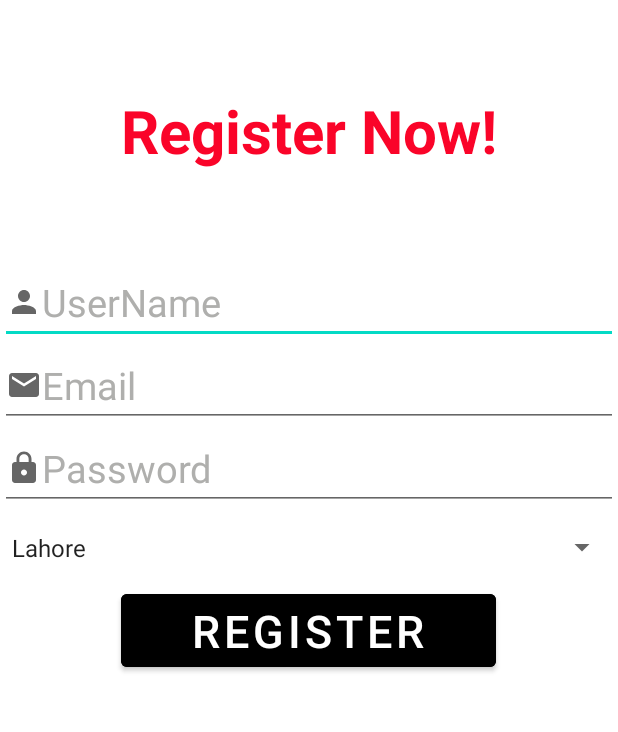
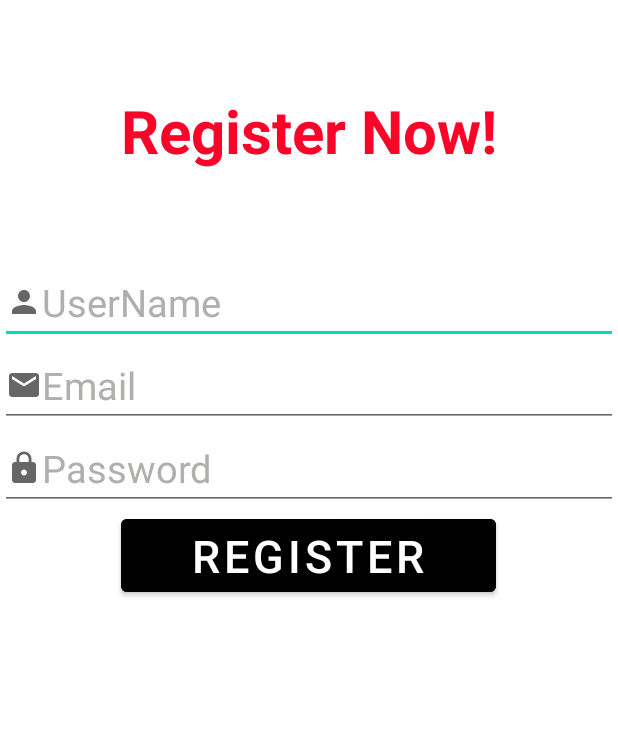
Before and after one commit to Afaq5006/Foode, an Android app: the register_now screen opened directly, with no data from a screen before it, after a tap on "REGISTER", on a phone screen of 412 x 824 dp, the part 436-1168 px from its top. Run offline under Robolectric (Android 15) with nearby library versions, the phone set to English and light mode, and no system bars.

Commit message:
updated code

```diff
--- a/app/src/main/java/com/example/foode/DBHelper.java
+++ b/app/src/main/java/com/example/foode/DBHelper.java
@@ -8,29 +8,29 @@ import android.database.sqlite.SQLiteOpenHelper;
 import androidx.annotation.Nullable;
 
 public class DBHelper extends SQLiteOpenHelper {
+
     public DBHelper(@Nullable Context context) {
         super(context, "Foode.db", null, 1);
     }
 
     @Override
     public void onCreate(SQLiteDatabase DB) {
-        DB.execSQL("Create Table UserDetails(username TEXT, email TEXT primary key, password TEXT, city TEXT)");
+        DB.execSQL("Create Table Userdata (username TEXT, email TEXT primary key, password TEXT)");
 
     }
 
     @Override
     public void onUpgrade(SQLiteDatabase DB, int i, int i1) {
-        DB.execSQL("Drop table if exists UserDetails");
+        DB.execSQL("Drop table if exists Userdata");
 
     }
-    public boolean insert(String name, String email, String password, String city){
+    public boolean insert(String name, String email, String password){
         SQLiteDatabase DB = this.getWritableDatabase();
         ContentValues contentValues = new ContentValues();
         contentValues.put("username", name);
         contentValues.put("email", email);
         contentValues.put("password", password);
-        contentValues.put("city", city);
-        long result = DB.insert("UserDetails", null, contentValues);
+        long result = DB.insert("Userdata", null, contentValues);
         if (result == -1){
             return false;
         }else{
--- a/app/src/main/java/com/example/foode/register_now.java
+++ b/app/src/main/java/com/example/foode/register_now.java
@@ -15,18 +15,15 @@ import android.widget.Toast;
 public class register_now extends AppCompatActivity implements AdapterView.OnItemSelectedListener {
     EditText username, email, password;
     Button register;
-    Spinner city;
     DBHelper DB;
 
     @Override
     protected void onCreate(Bundle savedInstanceState) {
         super.onCreate(savedInstanceState);
         setContentView(R.layout.activity_register_now);
-        Spinner spinner = findViewById(R.id.spinner1);
         username = findViewById(R.id.ET_name);
         email = findViewById(R.id.ET_email);
         password = findViewById(R.id.ET_password);
-        city = findViewById(R.id.spinner1);
         register = findViewById(R.id.btn_register);
         DB = new DBHelper(this);
         register.setOnClickListener(new View.OnClickListener() {
@@ -35,22 +32,14 @@ public class register_now extends AppCompatActivity implements AdapterView.OnIte
                 String nameTXT = username.getText().toString();
                 String emailTXT = email.getText().toString();
                 String passwordTXT = password.getText().toString();
-                String cityTXT = city.getOnItemSelectedListener().toString();
 
-                boolean checkData = DB.insert(nameTXT, emailTXT, passwordTXT, cityTXT);
+                boolean checkData= DB.insert(nameTXT, emailTXT, passwordTXT);
                 if (checkData == true)
                     Toast.makeText(register_now.this, "User Added", Toast.LENGTH_SHORT).show();
                 else
                     Toast.makeText(register_now.this, "Error this inserted", Toast.LENGTH_SHORT).show();
             }
         });
-
-
-
-        ArrayAdapter<CharSequence> adapter = ArrayAdapter.createFromResource(this,R.array.numbers, android.R.layout.simple_spinner_item);
-        adapter.setDropDownViewResource(android.R.layout.simple_spinner_dropdown_item);
-        spinner.setAdapter(adapter);
-        spinner.setOnItemSelectedListener(this);
     }
 
     @Override
--- a/app/src/main/res/layout/activity_register_now.xml
+++ b/app/src/main/res/layout/activity_register_now.xml
@@ -74,12 +74,6 @@
             android:textColorHint="@color/DarkGray"
             android:drawableLeft="@drawable/password"
             />
-        <Spinner
-            android:id="@+id/spinner1"
-            android:layout_width="match_parent"
-            android:layout_height="50dp"
-            android:textColorHint="@color/DarkGray"
-            />
         <Button
             android:id="@+id/btn_register"
             android:layout_width="250dp"
```
Also changed, not shown: 1 other file.
